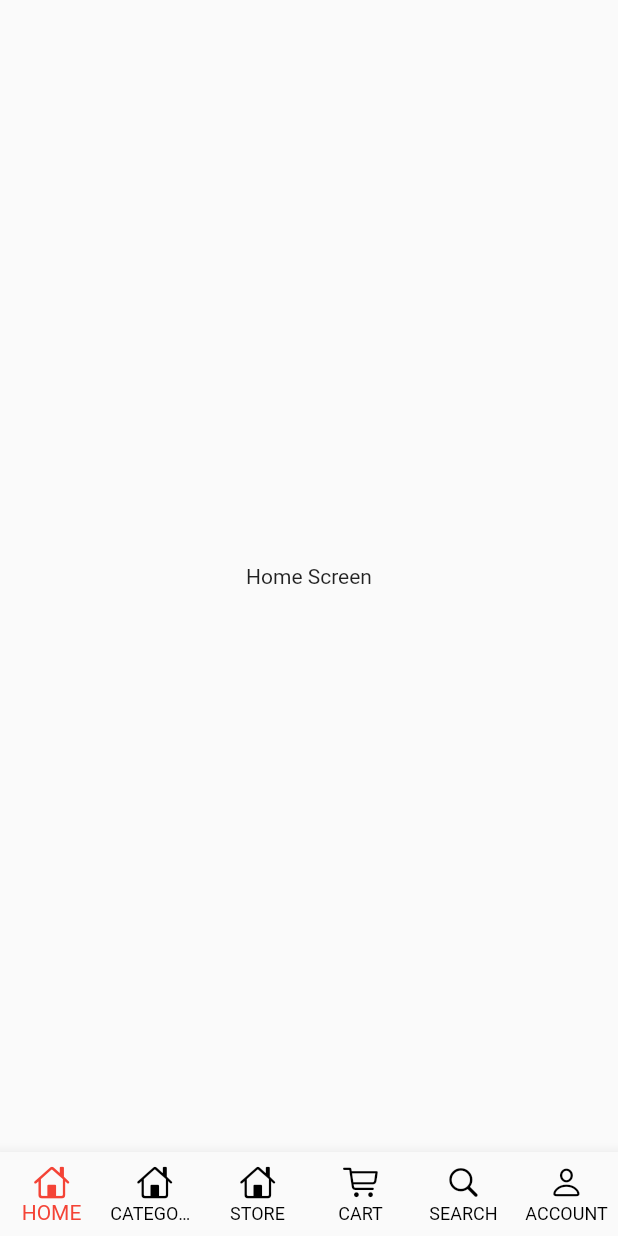
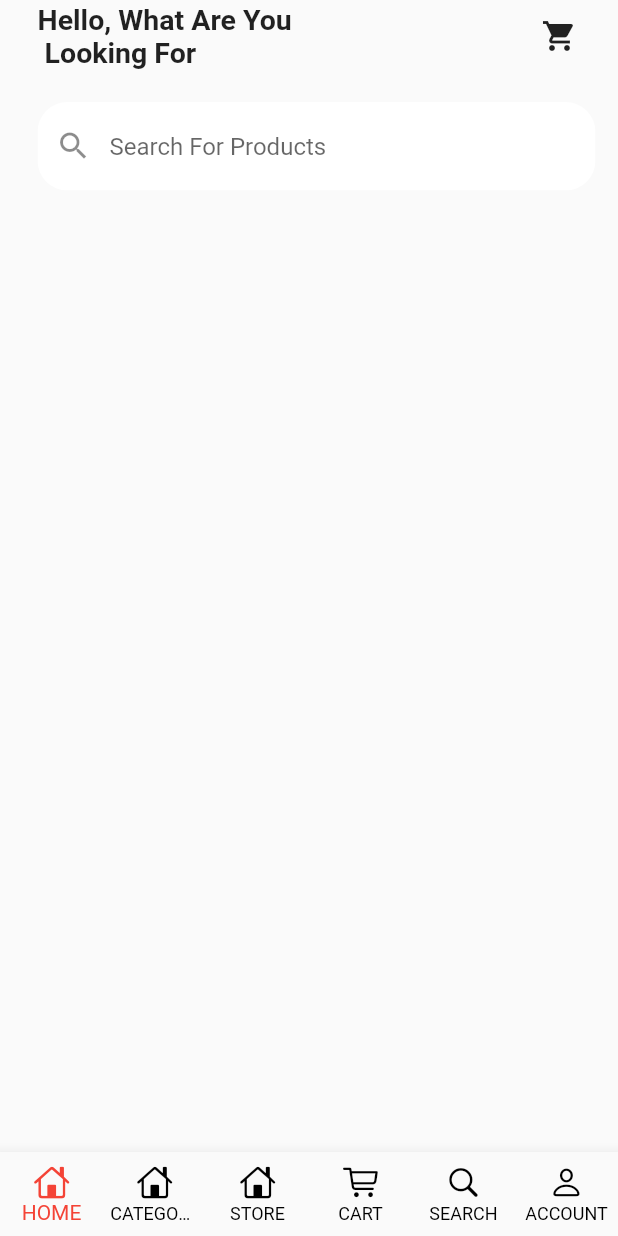
Before and after one commit to AmirBegic1/shop_app, a Flutter app: the screen it shows after launch, on a phone screen of 412 x 824 dp. Run offline on Flutter 3.47's test engine with Material 2 defaults, Android fonts, the phone set to English and light mode, and no system bars.

Commit message:
refactoring code

```diff
--- a/lib/views/buyers/nav_screens/home_screen.dart
+++ b/lib/views/buyers/nav_screens/home_screen.dart
@@ -1,12 +1,25 @@
 import 'package:flutter/material.dart';
+
+import 'widgets/search_input_widget.dart';
+import 'widgets/wellcome_text_widget.dart';
 
 class HomeScreen extends StatelessWidget {
   const HomeScreen({Key? key}) : super(key: key);
 
   @override
   Widget build(BuildContext context) {
-    return Center(
-      child: Text('Home Screen'),
+    return SafeArea(
+      child: Padding(
+        padding: EdgeInsets.only(
+            top: MediaQuery.of(context).padding.top, left: 25, right: 15),
+        child: Column(
+          children: [
+            WellcomeText(),
+            SizedBox(height: 20),
+            SearchInputWidget(),
+          ],
+        ),
+      ),
     );
   }
 }
--- /dev/null
+++ b/lib/views/buyers/nav_screens/widgets/search_input_widget.dart
@@ -0,0 +1,25 @@
+import 'package:flutter/material.dart';
+
+class SearchInputWidget extends StatelessWidget {
+  const SearchInputWidget({
+    Key? key,
+  }) : super(key: key);
+
+  @override
+  Widget build(BuildContext context) {
+    return ClipRRect(
+      borderRadius: BorderRadius.circular(20),
+      child: TextField(
+        decoration: InputDecoration(
+          fillColor: Colors.white,
+          filled: true,
+          hintText: 'Search For Products',
+          border: OutlineInputBorder(
+            borderSide: BorderSide.none,
+          ),
+          prefixIcon: Icon(Icons.search),
+        ),
+      ),
+    );
+  }
+}
--- /dev/null
+++ b/lib/views/buyers/nav_screens/widgets/wellcome_text_widget.dart
@@ -0,0 +1,26 @@
+import 'package:flutter/material.dart';
+
+class WellcomeText extends StatelessWidget {
+  const WellcomeText({
+    Key? key,
+  }) : super(key: key);
+
+  @override
+  Widget build(BuildContext context) {
+    return Row(
+      mainAxisAlignment: MainAxisAlignment.spaceBetween,
+      children: [
+        Text(
+          'Hello, What Are You\n Looking For',
+          style: TextStyle(
+            fontSize: 19,
+            fontWeight: FontWeight.bold,
+          ),
+        ),
+        Container(
+          child: IconButton(onPressed: () {}, icon: Icon(Icons.shopping_cart)),
+        )
+      ],
+    );
+  }
+}
--- a/pubspec.yaml
+++ b/pubspec.yaml
@@ -33,6 +33,11 @@ dependencies:
     sdk: flutter
 
   flutter_svg: ^1.1.6
+  firebase_core: ^2.4.1
+  cloud_firestore: ^4.3.1
+  firebase_auth: ^4.2.4
+  firebase_storage: ^11.0.10
+  image_picker: ^0.8.6
 
 
   # The following adds the Cupertino Icons font to your application.
```
Also changed, not shown: pubspec.lock, 1 other file.
